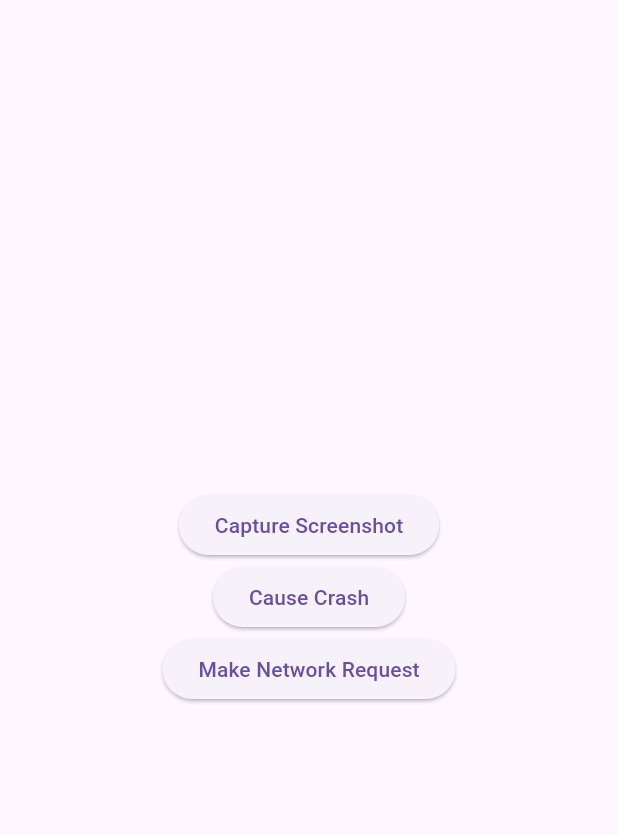
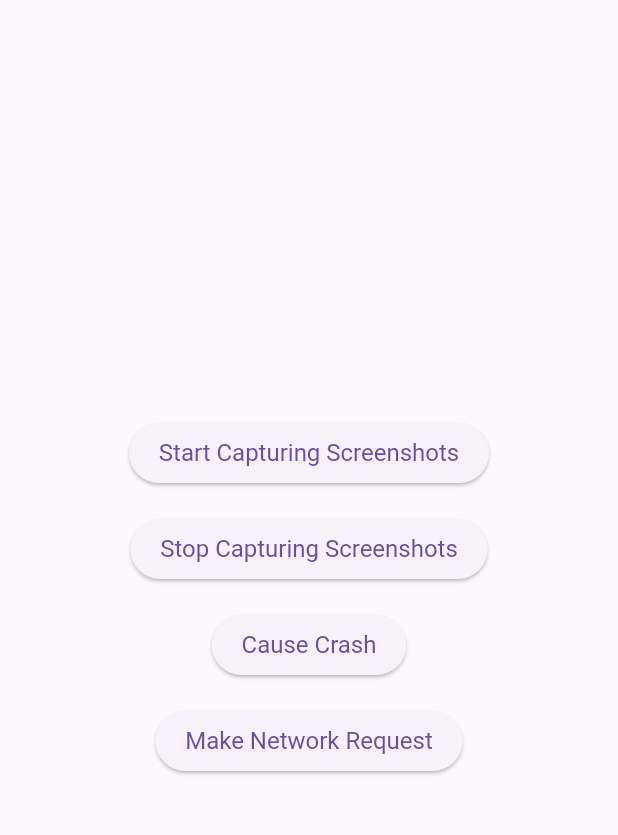
Before and after one commit to avinashkranjan/logsuite, a Flutter app: the screen it shows after launch, on a phone screen of 412 x 824 dp, the part 63-898 px from its top. Run offline on Flutter 3.47's test engine with Material 3 defaults, Android fonts, the phone set to English and light mode, and no system bars; drawn by our look-alikes of screenshot; our stand-ins replace permission_handler.

Commit message:
Implemented Screenshot Capture

```diff
--- a/example/lib/main.dart
+++ b/example/lib/main.dart
@@ -1,10 +1,14 @@
+import 'package:example/screens/HomePage.dart';
 import 'package:flutter/material.dart';
 import 'package:logsuite/logsuite.dart';
 
+
 void main() {
+  WidgetsFlutterBinding.ensureInitialized();
   Logsuite.initialize();
   runApp(MyApp());
 }
+
 
 class MyApp extends StatelessWidget {
   @override
@@ -15,39 +19,3 @@ class MyApp extends StatelessWidget {
     );
   }
 }
-
-class HomePage extends StatelessWidget {
-  @override
-  Widget build(BuildContext context) {
-    return Scaffold(
-      appBar: AppBar(
-        title: const Text('Log Capture Demo'),
-        centerTitle: true,
-      ),
-      body: Center(
-        child: Column(
-          mainAxisAlignment: MainAxisAlignment.center,
-          children: [
-            ElevatedButton(
-              onPressed: () {
-                // Button to capture a screenshot (for demonstration purposes)
-              },
-              child: Text('Capture Screenshot'),
-            ),
-            ElevatedButton(
-              onPressed: () {
-                // Button to cause a crash (for demonstration purposes)
-                throw Exception('Test crash');
-              },
-              child: Text('Cause Crash'),
-            ),
-            ElevatedButton(
-              onPressed: () {},
-              child: Text('Make Network Request'),
-            ),
-          ],
-        ),
-      ),
-    );
-  }
-}
--- /dev/null
+++ b/example/lib/screens/HomePage.dart
@@ -0,0 +1,135 @@
+import 'package:flutter/cupertino.dart';
+import 'package:flutter/material.dart';
+import 'package:logsuite/screenshot_capture.dart';
+import 'package:permission_handler/permission_handler.dart';
+import 'package:screenshot/screenshot.dart';
+
+
+class HomePage extends StatefulWidget {
+  @override
+  _HomePageState createState() => _HomePageState();
+}
+
+
+class _HomePageState extends State<HomePage> {
+  bool _isRequestingPermission = false;
+  ScreenshotController screenshotController = ScreenshotController();
+  @override
+  Widget build(BuildContext context) {
+    return Screenshot(
+      controller: screenshotController,
+      child: Scaffold(
+        appBar: AppBar(
+          title: const Text('Log Capture Demo'),
+          centerTitle: true,
+        ),
+        body: Center(
+          child: Padding(
+            padding: const EdgeInsets.all(16.0),
+            child: Column(
+              mainAxisAlignment: MainAxisAlignment.center,
+              children: [
+                ElevatedButton(
+                  onPressed: () async {
+                    ScreenshotCapture(screenshotController).initialize();
+                  },
+                  child: Text('Start Capturing Screenshots'),
+                  style: ElevatedButton.styleFrom(
+                    padding: EdgeInsets.symmetric(horizontal: 20, vertical: 10),
+                    textStyle: TextStyle(fontSize: 16),
+                  ),
+                ),
+                SizedBox(height: 16),
+                ElevatedButton(
+                  onPressed: () {
+                    ScreenshotCapture.stop();
+                  },
+                  child: Text('Stop Capturing Screenshots'),
+                  style: ElevatedButton.styleFrom(
+                    padding: EdgeInsets.symmetric(horizontal: 20, vertical: 10),
+                    textStyle: TextStyle(fontSize: 16),
+                  ),
+                ),
+                SizedBox(height: 16),
+                ElevatedButton(
+                  onPressed: () {
+                    // Button to cause a crash (for demonstration purposes)
+                    throw Exception('Test crash');
+                  },
+                  child: Text('Cause Crash'),
+                  style: ElevatedButton.styleFrom(
+                    padding: EdgeInsets.symmetric(horizontal: 20, vertical: 10),
+                    textStyle: TextStyle(fontSize: 16),
+                  ),
+                ),
+                SizedBox(height: 16),
+                ElevatedButton(
+                  onPressed: () {
+                    // Placeholder for network request action
+                  },
+                  child: Text('Make Network Request'),
+                  style: ElevatedButton.styleFrom(
+                    padding: EdgeInsets.symmetric(horizontal: 20, vertical: 10),
+                    textStyle: TextStyle(fontSize: 16),
+                  ),
+                ),
+              ],
+            ),
+          ),
+        ),
+      ),
+    );
+  }
+/*
+ Future<void> _handleScreenshotCapture() async {
+   if (_isRequestingPermission) return;
+
+
+   setState(() {
+     _isRequestingPermission = true;
+   });
+
+
+   try {
+     if (await _requestPermissions()) {
+       ScreenshotCapture.initialize();
+     } else {
+       _showPermissionDeniedDialog();
+     }
+   } finally {
+     setState(() {
+       _isRequestingPermission = false;
+     });
+   }
+ }
+
+
+ Future<bool> _requestPermissions() async {
+   var status = await Permission.storage.status;
+   if (!status.isGranted) {
+     status = await Permission.storage.request();
+   }
+   return status.isGranted;
+ }
+
+
+ void _showPermissionDeniedDialog() {
+   showDialog(
+     context: context,
+     builder: (BuildContext context) {
+       return AlertDialog(
+         title: Text('Permission Denied'),
+         content: Text('Storage permission is required to capture screenshots.'),
+         actions: [
+           TextButton(
+             onPressed: () {
+               Navigator.of(context).pop();
+             },
+             child: Text('OK'),
+           ),
+         ],
+       );
+     },
+   );
+ }*/
+}
--- a/lib/logsuite.dart
+++ b/lib/logsuite.dart
@@ -6,7 +6,7 @@ import 'package:logsuite/screenshot_capture.dart';
 
 class Logsuite {
   static void initialize() {
-    ScreenshotCapture.initialize();
+   // ScreenshotCapture.initialize();
     // CrashLogRecorder.initialize();
     // NetworkLogCapture.initialize();
   }
```
Also changed, not shown: example/pubspec.yaml (+18 -4 lines), lib/screenshot_capture.dart (+71 -7 lines), pubspec.yaml (+38 -29 lines), example/pubspec.lock, 10 other files.
